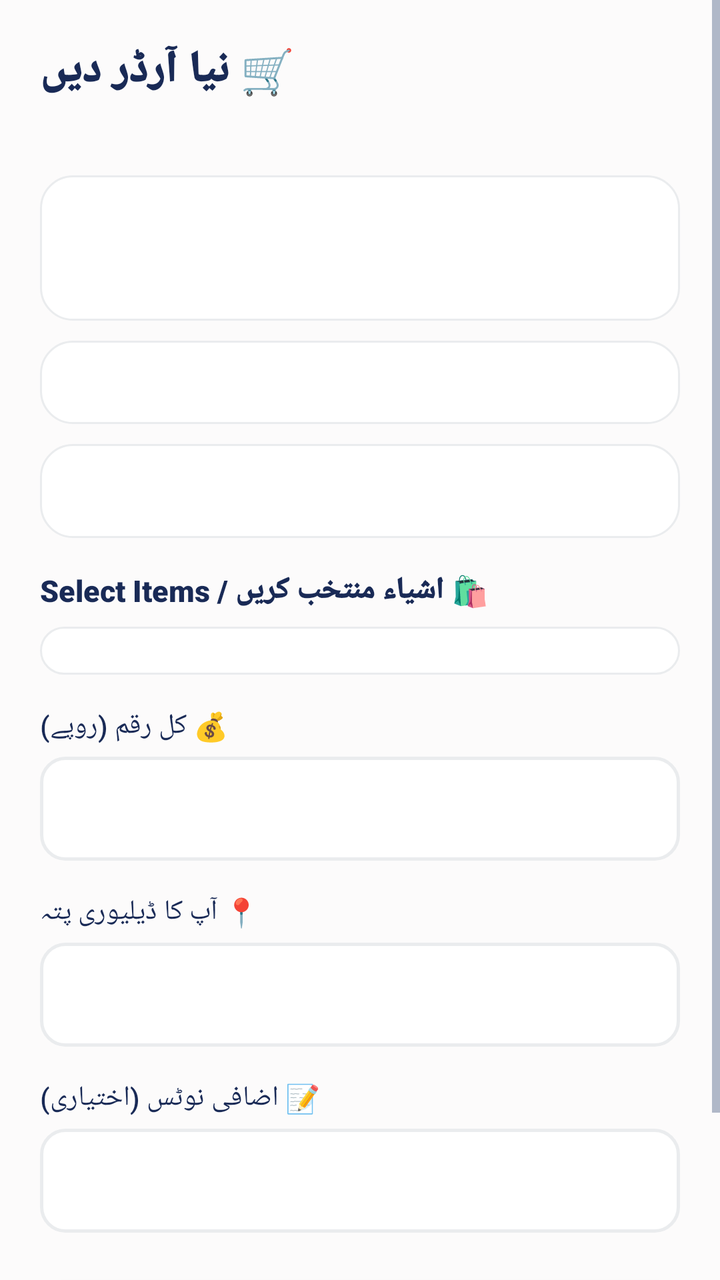
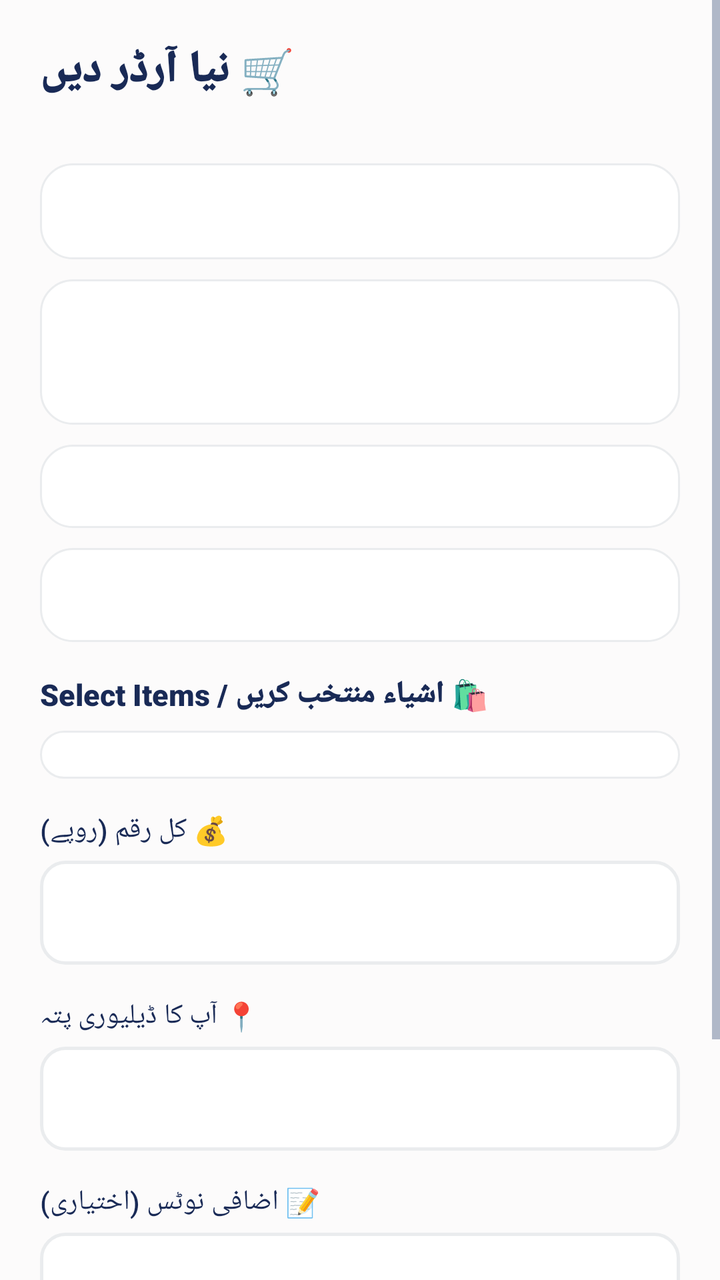

An Android layout rendered at two revisions. The XML below is the earlier revision; the diff shows what the commit changed to produce the second picture.
<!-- AndroidManifest.xml: application theme Theme.SheEmpower -->
<!-- res/layout/activity_place_order.xml -->
<?xml version="1.0" encoding="utf-8"?>
<ScrollView xmlns:android="http://schemas.android.com/apk/res/android"
    android:layout_width="match_parent"
    android:layout_height="match_parent"
    android:background="@color/background">

    <LinearLayout
        android:layout_width="match_parent"
        android:layout_height="wrap_content"
        android:orientation="vertical"
        android:padding="20dp">

        <TextView
            android:layout_width="wrap_content"
            android:layout_height="wrap_content"
            android:text="🛒 نیا آرڈر دیں"
            android:textSize="22sp"
            android:fontFamily="sans-serif-black"
            android:textColor="@color/text_primary"
            android:layout_marginBottom="10dp" />

        <TextView
            android:id="@+id/tvCategoryHeader"
            android:layout_width="match_parent"
            android:layout_height="wrap_content"
            android:textColor="@color/primary"
            android:fontFamily="sans-serif-bold"
            android:textSize="13sp"
            android:layout_marginBottom="10dp" />

        <LinearLayout
            android:layout_width="match_parent"
            android:layout_height="wrap_content"
            android:orientation="horizontal"
            android:background="@drawable/bg_skeu_card"
            android:padding="16dp"
            android:gravity="center_vertical">

            <LinearLayout
                android:layout_width="0dp"
                android:layout_height="wrap_content"
                android:layout_weight="1"
                android:orientation="vertical">

                <TextView
                    android:id="@+id/tvSellerName"
                    android:layout_width="wrap_content"
                    android:layout_height="wrap_content"
                    android:fontFamily="sans-serif-black"
                    android:textColor="@color/text_primary"
                    android:textSize="16sp" />

                <TextView
                    android:id="@+id/tvSellerMeta"
                    android:layout_width="wrap_content"
                    android:layout_height="wrap_content"
                    android:textColor="@color/text_secondary" />
            </LinearLayout>

            <TextView
                android:id="@+id/tvSellerVerified"
                android:layout_width="wrap_content"
                android:layout_height="wrap_content"
                android:textColor="@color/success_green"
                android:fontFamily="sans-serif-bold" />
        </LinearLayout>

        <TextView
            android:id="@+id/tvDeliveryInfo"
            android:layout_width="match_parent"
            android:layout_height="wrap_content"
            android:background="@drawable/bg_skeu_card"
            android:padding="12dp"
            android:layout_marginTop="10dp"
            android:textColor="@color/text_primary"
            android:fontFamily="sans-serif-medium"
            android:textSize="13sp" />

        <TextView
            android:id="@+id/tvSelectedItem"
            android:layout_width="match_parent"
            android:layout_height="wrap_content"
            android:background="@drawable/bg_skeu_card"
            android:padding="14dp"
            android:layout_marginTop="10dp"
            android:textColor="@color/text_primary"
            android:fontFamily="sans-serif-bold" />

        
        <TextView
            android:id="@+id/tvChecklistHeader"
            android:layout_width="wrap_content"
            android:layout_height="wrap_content"
            android:text="🛍️ اشیاء منتخب کریں / Select Items"
            android:fontFamily="sans-serif-black"
            android:textColor="@color/text_primary"
            android:textSize="15sp"
            android:layout_marginTop="16dp" />

        <TextView
            android:id="@+id/tvChecklistEmpty"
            android:layout_width="match_parent"
            android:layout_height="wrap_content"
            android:text="اس بیچنے والی کی کوئی چیز موجود نہیں"
            android:textColor="@color/text_secondary"
            android:visibility="gone"
            android:layout_marginTop="8dp" />

        <LinearLayout
            android:id="@+id/layoutProductChecklist"
            android:layout_width="match_parent"
            android:layout_height="wrap_content"
            android:orientation="vertical"
            android:background="@drawable/bg_skeu_card"
            android:padding="12dp"
            android:layout_marginTop="8dp" />

        <LinearLayout
            android:id="@+id/layoutDynamicFields"
            android:layout_width="match_parent"
            android:layout_height="wrap_content"
            android:orientation="vertical" />

        <TextView
            android:layout_width="wrap_content"
            android:layout_height="wrap_content"
            android:text="💰 کل رقم (روپے)"
            android:textColor="@color/text_primary"
            android:fontFamily="sans-serif-medium"
            android:layout_marginTop="16dp" />

        <com.google.android.material.textfield.TextInputEditText
            android:id="@+id/etAmount"
            android:layout_width="match_parent"
            android:layout_height="52dp"
            android:inputType="number"
            android:padding="14dp"
            android:background="@drawable/bg_skeu_input"
            android:layout_marginTop="6dp" />

        <TextView
            android:id="@+id/tvAmountLockedNote"
            android:layout_width="match_parent"
            android:layout_height="wrap_content"
            android:textColor="@color/warning_amber"
            android:textSize="11sp"
            android:layout_marginTop="4dp"
            android:visibility="gone" />

        <LinearLayout
            android:id="@+id/layoutBuyerAddress"
            android:layout_width="match_parent"
            android:layout_height="wrap_content"
            android:orientation="vertical">

            <TextView
                android:layout_width="wrap_content"
                android:layout_height="wrap_content"
                android:text="📍 آپ کا ڈیلیوری پتہ"
                android:textColor="@color/text_primary"
                android:fontFamily="sans-serif-medium"
                android:layout_marginTop="16dp" />

            <com.google.android.material.textfield.TextInputEditText
                android:id="@+id/etAddress"
                android:layout_width="match_parent"
                android:layout_height="52dp"
                android:padding="14dp"
                android:background="@drawable/bg_skeu_input"
                android:layout_marginTop="6dp" />
        </LinearLayout>

        <TextView
            android:layout_width="wrap_content"
            android:layout_height="wrap_content"
            android:text="📝 اضافی نوٹس (اختیاری)"
            android:textColor="@color/text_primary"
            android:fontFamily="sans-serif-medium"
            android:layout_marginTop="16dp" />

        <com.google.android.material.textfield.TextInputEditText
            android:id="@+id/etNotes"
            android:layout_width="match_parent"
            android:layout_height="52dp"
            android:padding="14dp"
            android:background="@drawable/bg_skeu_input"
            android:layout_marginTop="6dp" />

        <Button
            android:id="@+id/btnSubmitOrder"
            android:layout_width="match_parent"
            android:layout_height="56dp"
            android:text="✅ آرڈر جمع کروائیں"
            android:fontFamily="sans-serif-medium"
            android:textSize="15sp"
            android:background="@drawable/bg_skeu_button_primary"
            android:textColor="#FFFFFF"
            android:layout_marginTop="24dp"
            android:layout_marginBottom="20dp" />

    </LinearLayout>
</ScrollView>
<!-- resources referenced by this layout -->
<resources>
  <color name="background">#FCFBFB</color>
  <color name="primary">#192A56</color>
  <color name="success_green">#2ECC71</color>
  <color name="text_primary">#192A56</color>
  <color name="text_secondary">#6B7A99</color>
  <color name="warning_amber">#F39C12</color>
  <!-- drawable bg_skeu_button_primary (drawable) -->
  <?xml version="1.0" encoding="utf-8"?>
  <shape xmlns:android="http://schemas.android.com/apk/res/android"
      android:shape="rectangle">
      <solid android:color="@color/midnight_navy" />
      <corners android:radius="12dp" />
  </shape>
  <!-- drawable bg_skeu_card (drawable) -->
  <?xml version="1.0" encoding="utf-8"?>
  <shape xmlns:android="http://schemas.android.com/apk/res/android"
      android:shape="rectangle">
      <solid android:color="@color/white" />
      <corners android:radius="16dp" />
      <stroke android:color="@color/card_border" android:width="1dp" />
  </shape>
  <!-- drawable bg_skeu_input (drawable) -->
  <?xml version="1.0" encoding="utf-8"?>
  <shape xmlns:android="http://schemas.android.com/apk/res/android"
      android:shape="rectangle">
      <solid android:color="@color/white" />
      <corners android:radius="12dp" />
      <stroke android:color="@color/card_border" android:width="1.5dp" />
  </shape>
  <style name="Theme.SheEmpower" parent="Theme.AppCompat.Light.NoActionBar">
          <item name="colorPrimary">@color/primary</item>
          <item name="colorPrimaryDark">@color/primary_dark</item>
          <item name="colorAccent">@color/accent</item>
          <item name="android:windowBackground">@color/background</item>
          <item name="android:colorBackground">@color/background</item>
          <item name="android:textColorPrimary">@color/text_primary</item>
          <item name="android:textColorSecondary">@color/text_secondary</item>
          <item name="android:statusBarColor">@color/primary_dark</item>
      </style>
  <color name="midnight_navy">#192A56</color>
  <color name="white">#FFFFFF</color>
  <color name="card_border">#EAECEE</color>
  <color name="primary_dark">#0F1B3D</color>
  <color name="accent">#F7D794</color>
</resources>

<!-- the commit's change to res/layout/activity_place_order.xml (unified diff, before → after) -->
@@ -26,6 +26,15 @@
             android:textColor="@color/primary"
             android:fontFamily="sans-serif-bold"
             android:textSize="13sp"
+            android:layout_marginBottom="4dp" />
+
+        <Spinner
+            android:id="@+id/spinnerOrderCategory"
+            android:layout_width="match_parent"
+            android:layout_height="48dp"
+            android:background="@drawable/bg_skeu_card"
+            android:paddingStart="10dp"
+            android:paddingEnd="10dp"
             android:layout_marginBottom="10dp" />
 
         <LinearLayout
